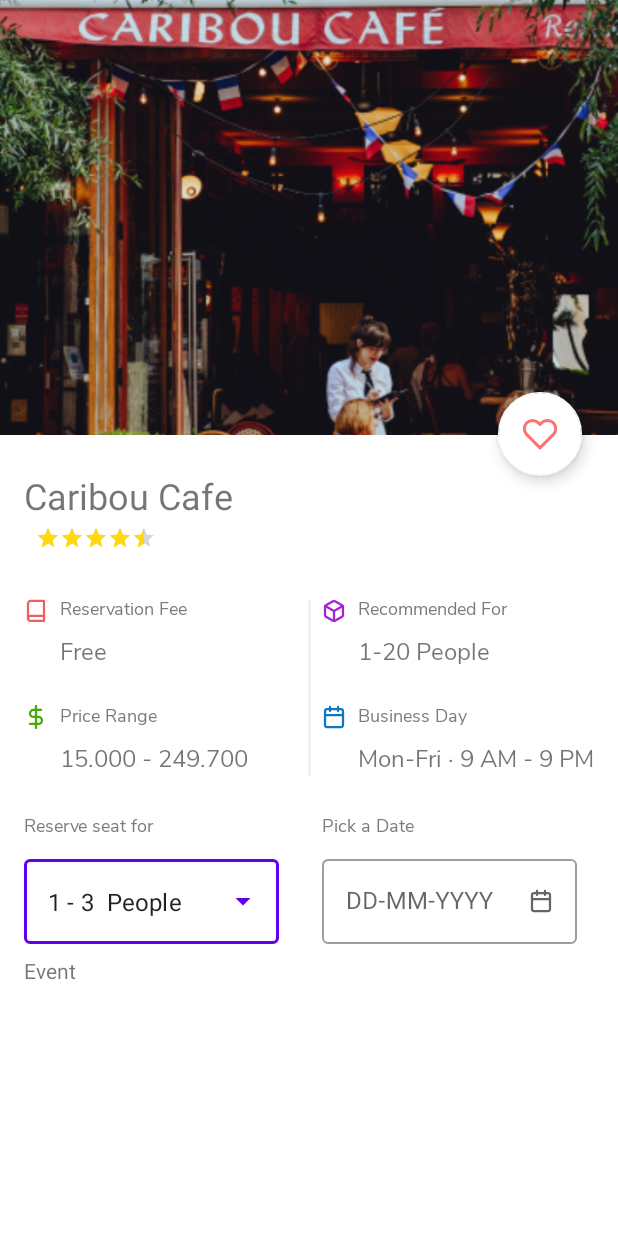
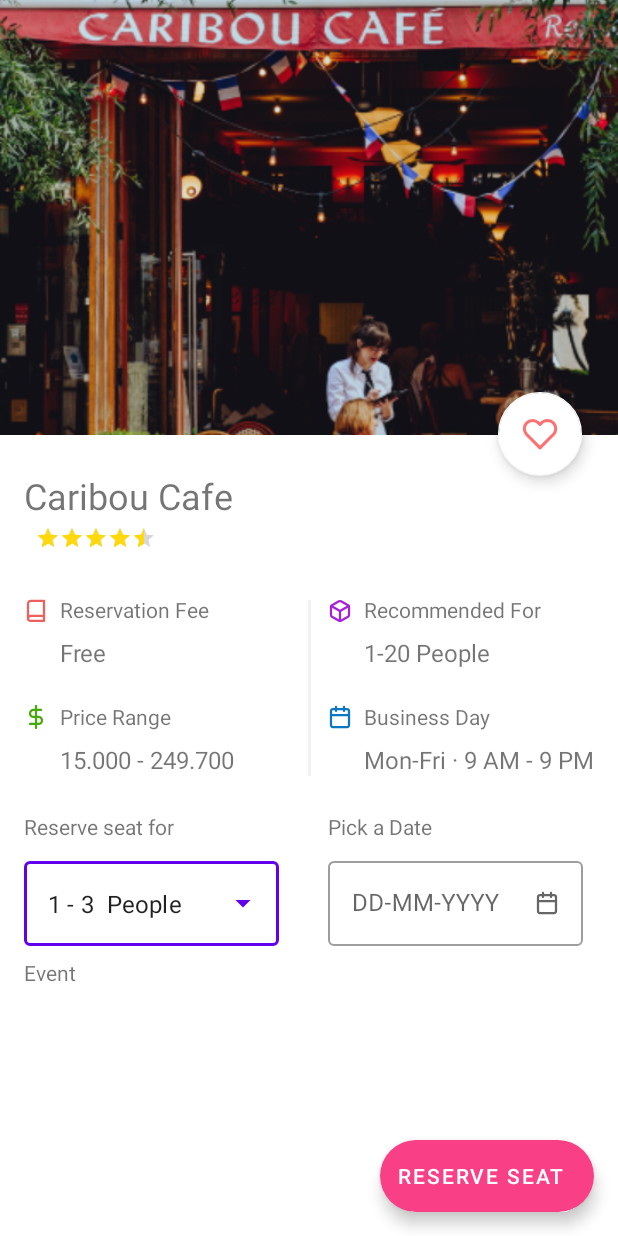
Before and after one commit to BillyMRX1/Kafein, an Android app: the CafeDetailActivity screen opened directly, with no data from a screen before it, on a phone screen of 412 x 824 dp. Run offline under Robolectric (Android 15) with nearby library versions, the phone set to English and light mode, and no system bars; our stand-ins replace Firebase (no records; nobody signed in at launch, a user with empty details on screens opened directly); 5 statements that could not run were skipped.

Commit message:
commit sixth

```diff
--- a/app/src/main/res/layout/activity_cafe_detail.xml
+++ b/app/src/main/res/layout/activity_cafe_detail.xml
@@ -1,10 +1,24 @@
 <?xml version="1.0" encoding="utf-8"?>
-<ScrollView xmlns:android="http://schemas.android.com/apk/res/android"
+<androidx.coordinatorlayout.widget.CoordinatorLayout xmlns:android="http://schemas.android.com/apk/res/android"
     xmlns:app="http://schemas.android.com/apk/res-auto"
     xmlns:tools="http://schemas.android.com/tools"
     android:layout_width="match_parent"
     android:layout_height="match_parent"
     tools:context=".activity.CafeDetailActivity">
+
+    <com.google.android.material.floatingactionbutton.ExtendedFloatingActionButton
+        android:id="@+id/extended_fab"
+        android:layout_width="wrap_content"
+        android:layout_height="wrap_content"
+        android:layout_margin="16dp"
+        android:layout_gravity="bottom|right"
+        android:text="Reserve Seat"
+        android:textColor="@color/whitePrimary"
+        app:backgroundTint="@color/pinkButton"/>
+
+    <androidx.core.widget.NestedScrollView
+        android:layout_width="match_parent"
+        android:layout_height="wrap_content">
 
         <androidx.constraintlayout.widget.ConstraintLayout
             android:layout_width="match_parent"
@@ -87,9 +101,6 @@
                 android:layout_marginStart="8dp"
                 android:layout_marginTop="30dp"
                 android:text="Reservation Fee"
-            android:textSize="12sp"
-            android:fontFamily="@font/nunito_sans_regular"
-            android:textColor="@color/greyInvoice"
                 app:layout_constraintStart_toEndOf="@+id/book"
                 app:layout_constraintTop_toBottomOf="@+id/ratingBar" />
 
@@ -100,7 +111,6 @@
                 android:layout_marginTop="8dp"
                 android:text="Free"
                 android:textSize="16sp"
-            android:fontFamily="@font/nunito_sans_regular"
                 app:layout_constraintStart_toStartOf="@+id/reservefee"
                 app:layout_constraintTop_toBottomOf="@+id/reservefee" />
 
@@ -120,9 +130,6 @@
                 android:layout_marginStart="8dp"
                 android:layout_marginTop="22dp"
                 android:text="Price Range"
-            android:textSize="12sp"
-            android:fontFamily="@font/nunito_sans_regular"
-            android:textColor="@color/greyInvoice"
                 app:layout_constraintStart_toEndOf="@+id/imageView2"
                 app:layout_constraintTop_toBottomOf="@+id/price" />
 
@@ -133,7 +140,6 @@
                 android:layout_marginTop="8dp"
                 android:text="15.000 - 249.700"
                 android:textSize="16sp"
-            android:fontFamily="@font/nunito_sans_regular"
                 app:layout_constraintStart_toStartOf="@+id/textView2"
                 app:layout_constraintTop_toBottomOf="@+id/textView2" />
 
@@ -144,7 +150,6 @@
                 android:layout_marginEnd="16dp"
                 android:text="Mon-Fri · 9 AM - 9 PM"
                 android:textSize="16sp"
-            android:fontFamily="@font/nunito_sans_regular"
                 app:layout_constraintEnd_toEndOf="parent"
                 app:layout_constraintTop_toTopOf="@+id/price_range" />
 
@@ -153,9 +158,6 @@
                 android:layout_width="wrap_content"
                 android:layout_height="wrap_content"
                 android:text="Recommended For"
-            android:textSize="12sp"
-            android:fontFamily="@font/nunito_sans_regular"
-            android:textColor="@color/greyInvoice"
                 app:layout_constraintStart_toStartOf="@+id/business_day"
                 app:layout_constraintTop_toTopOf="@+id/reservefee" />
 
@@ -166,7 +168,6 @@
                 android:layout_marginTop="8dp"
                 android:text="1-20 People"
                 android:textSize="16sp"
-            android:fontFamily="@font/nunito_sans_regular"
                 app:layout_constraintStart_toStartOf="@+id/textView"
                 app:layout_constraintTop_toBottomOf="@+id/textView" />
 
@@ -176,9 +177,6 @@
                 android:layout_height="wrap_content"
                 android:layout_marginTop="22dp"
                 android:text="Business Day"
-            android:textSize="12sp"
-            android:fontFamily="@font/nunito_sans_regular"
-            android:textColor="@color/greyInvoice"
                 app:layout_constraintStart_toStartOf="@+id/people_recommended"
                 app:layout_constraintTop_toBottomOf="@+id/people_recommended" />
 
@@ -217,9 +215,6 @@
                 android:layout_height="wrap_content"
                 android:layout_marginTop="24dp"
                 android:text="Reserve seat for"
-            android:textSize="12sp"
-            android:textColor="@color/greyInvoice"
-            android:fontFamily="@font/nunito_sans_regular"
                 app:layout_constraintStart_toStartOf="@+id/imageView2"
                 app:layout_constraintTop_toBottomOf="@+id/price_range" />
 
@@ -245,9 +240,6 @@
                 android:layout_width="wrap_content"
                 android:layout_height="wrap_content"
                 android:text="Pick a Date"
-            android:textSize="12sp"
-            android:textColor="@color/greyInvoice"
-            android:fontFamily="@font/nunito_sans_regular"
                 app:layout_constraintStart_toStartOf="@+id/imageView3"
                 app:layout_constraintTop_toTopOf="@+id/textView4" />
 
@@ -284,11 +276,15 @@
                 android:layout_height="match_parent"
                 android:layout_marginStart="16dp"
                 android:layout_marginEnd="16dp"
+                android:layout_marginBottom="64dp"
                 app:layout_constraintEnd_toEndOf="parent"
                 app:layout_constraintStart_toStartOf="parent"
                 app:layout_constraintTop_toBottomOf="@+id/textView6"
+                app:layout_constraintBottom_toBottomOf="parent"
                 tools:listitem="@layout/item_cardview_cart" />
 
         </androidx.constraintlayout.widget.ConstraintLayout>
 
-</ScrollView>
+    </androidx.core.widget.NestedScrollView>
+
+</androidx.coordinatorlayout.widget.CoordinatorLayout>
```
Lines whose indentation alone changed are shown as unchanged.
